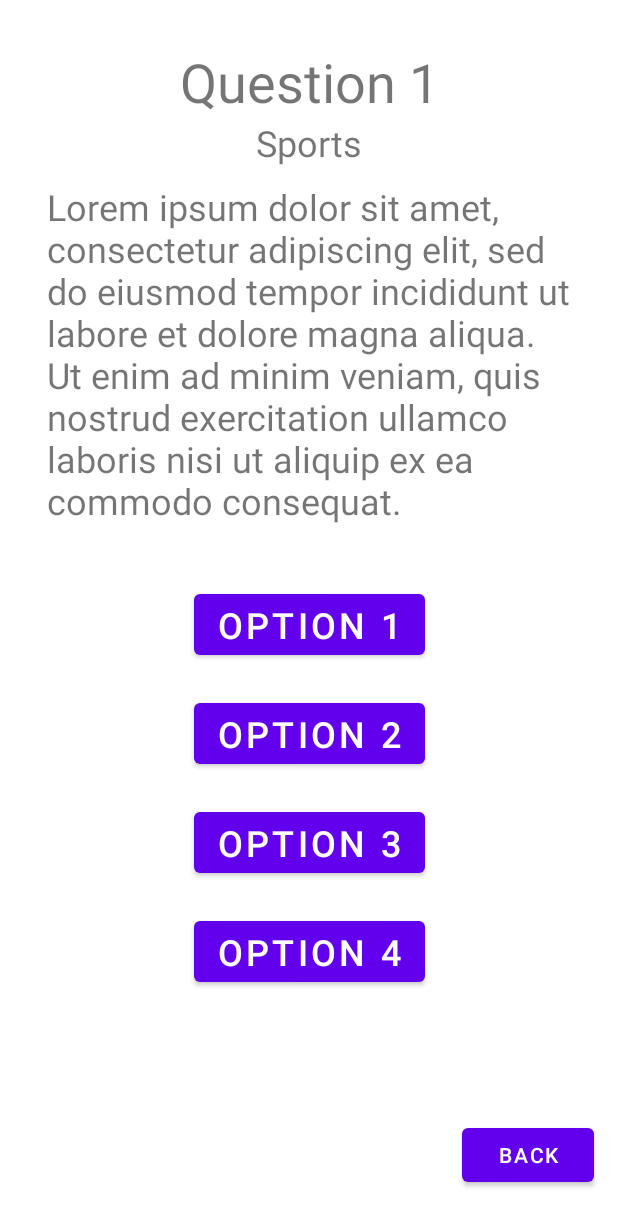
After one commit to trendywalnut/SourSalesman, an Android app: the Question1 screen opened directly, with no data from a screen before it, on a phone screen of 412 x 824 dp. The commit adds this screen. Shown: the top 1226 px of the screen. Run offline under Robolectric (Android 15) with nearby library versions, the phone set to English and light mode, and no system bars.

Commit message:
added navigation

```diff
--- a/QuizApp/app/build.gradle
+++ b/QuizApp/app/build.gradle
@@ -29,6 +29,9 @@ android {
     kotlinOptions {
         jvmTarget = '1.8'
     }
+    buildFeatures {
+        viewBinding true
+    }
 }
 
 dependencies {
@@ -37,6 +40,8 @@ dependencies {
     implementation 'androidx.appcompat:appcompat:1.4.1'
     implementation 'com.google.android.material:material:1.5.0'
     implementation 'androidx.constraintlayout:constraintlayout:2.1.3'
+    implementation 'androidx.navigation:navigation-fragment-ktx:2.4.1'
+    implementation 'androidx.navigation:navigation-ui-ktx:2.4.1'
     testImplementation 'junit:junit:4.13.2'
     androidTestImplementation 'androidx.test.ext:junit:1.1.3'
     androidTestImplementation 'androidx.test.espresso:espresso-core:3.4.0'
--- a/QuizApp/app/src/main/AndroidManifest.xml
+++ b/QuizApp/app/src/main/AndroidManifest.xml
@@ -10,6 +10,11 @@
         android:supportsRtl="true"
         android:theme="@style/Theme.QuizApp">
         <activity
+            android:name=".Question1"
+            android:exported="false"
+            android:label="@string/title_activity_question1"
+            android:theme="@style/Theme.QuizApp.NoActionBar" />
+        <activity
             android:name=".MainActivity"
             android:exported="true">
             <intent-filter>
--- /dev/null
+++ b/QuizApp/app/src/main/java/com/example/quizapp/Question1.kt
@@ -0,0 +1,23 @@
+package com.example.quizapp
+
+import android.os.Bundle
+import android.content.Intent
+import android.widget.Button
+import androidx.appcompat.app.AppCompatActivity
+
+class Question1 : AppCompatActivity() {
+    override fun onCreate(savedInstanceState: Bundle?) {
+        super.onCreate(savedInstanceState)
+        setContentView(R.layout.activity_question1)
+
+        title = "Question 1"
+        val button: Button = findViewById(R.id.backButton)
+        button.setOnClickListener{
+            val i = Intent(this@Question1, MainActivity::class.java)
+            startActivity(i)
+        }
+
+    }
+
+
+}
--- a/QuizApp/app/src/main/res/layout/activity_main.xml
+++ b/QuizApp/app/src/main/res/layout/activity_main.xml
@@ -29,14 +29,15 @@
         app:layout_constraintLeft_toLeftOf="parent"/>
 
     <Button
+        android:id="@+id/questionButton"
         android:layout_width="wrap_content"
         android:layout_height="wrap_content"
         android:layout_marginTop="50dp"
+        android:text="Answer today's questions"
         android:textSize="24dp"
-        android:text="Answer today's questions"
         app:layout_constraintLeft_toLeftOf="parent"
         app:layout_constraintRight_toRightOf="parent"
-        app:layout_constraintTop_toBottomOf="@+id/welcome"/>
+        app:layout_constraintTop_toBottomOf="@+id/welcome" />
 
     <Button
         android:layout_width="wrap_content"
--- /dev/null
+++ b/QuizApp/app/src/main/res/layout/activity_question1.xml
@@ -0,0 +1,97 @@
+<?xml version="1.0" encoding="utf-8"?>
+<androidx.constraintlayout.widget.ConstraintLayout xmlns:android="http://schemas.android.com/apk/res/android"
+    xmlns:tools="http://schemas.android.com/tools"
+    android:layout_width="match_parent"
+    android:layout_height="match_parent"
+    xmlns:app="http://schemas.android.com/apk/res-auto">
+
+    <TextView
+        android:id="@+id/question_number"
+        android:layout_width="wrap_content"
+        android:layout_height="wrap_content"
+        android:textSize="36sp"
+        android:text="Question 1"
+        android:layout_marginTop="30dp"
+        app:layout_constraintTop_toTopOf="parent"
+        app:layout_constraintLeft_toLeftOf="parent"
+        app:layout_constraintRight_toRightOf="parent"/>
+
+    <TextView
+        android:id="@+id/question_subject"
+        android:layout_width="wrap_content"
+        android:layout_height="wrap_content"
+        android:textSize="24sp"
+        android:text="Sports"
+        app:layout_constraintLeft_toLeftOf="parent"
+        app:layout_constraintRight_toRightOf="parent"
+        app:layout_constraintTop_toBottomOf="@+id/question_number"/>
+
+    <TextView
+        android:id="@+id/question_text"
+        android:layout_width="350dp"
+        android:layout_height="wrap_content"
+        android:layout_marginTop="10dp"
+        android:text="Lorem ipsum dolor sit amet, consectetur adipiscing elit, sed do eiusmod tempor incididunt ut labore et dolore magna aliqua. Ut enim ad minim veniam, quis nostrud exercitation ullamco laboris nisi ut aliquip ex ea commodo consequat. "
+        android:textSize="24sp"
+        app:layout_constraintLeft_toLeftOf="parent"
+        app:layout_constraintRight_toRightOf="parent"
+        app:layout_constraintTop_toBottomOf="@+id/question_subject"
+        tools:layout_editor_absoluteX="34dp" />
+
+    <Button
+        android:id="@+id/answer1"
+        android:layout_width="wrap_content"
+        android:layout_height="wrap_content"
+        android:textSize="24sp"
+        android:text="Option 1"
+        android:layout_marginTop="40dp"
+        app:layout_constraintLeft_toLeftOf="parent"
+        app:layout_constraintRight_toRightOf="parent"
+        app:layout_constraintTop_toBottomOf="@+id/question_text"/>
+
+    <Button
+        android:id="@+id/answer2"
+        android:layout_width="wrap_content"
+        android:layout_height="wrap_content"
+        android:textSize="24sp"
+        android:text="Option 2"
+        android:layout_marginTop="20dp"
+        app:layout_constraintLeft_toLeftOf="parent"
+        app:layout_constraintRight_toRightOf="parent"
+        app:layout_constraintTop_toBottomOf="@+id/answer1"/>
+
+    <Button
+        android:id="@+id/answer3"
+        android:layout_width="wrap_content"
+        android:layout_height="wrap_content"
+        android:textSize="24sp"
+        android:text="Option 3"
+        android:layout_marginTop="20dp"
+        app:layout_constraintLeft_toLeftOf="parent"
+        app:layout_constraintRight_toRightOf="parent"
+        app:layout_constraintTop_toBottomOf="@+id/answer2"/>
+
+    <Button
+        android:id="@+id/answer4"
+        android:layout_width="wrap_content"
+        android:layout_height="wrap_content"
+        android:textSize="24sp"
+        android:text="Option 4"
+        android:layout_marginTop="20dp"
+        app:layout_constraintLeft_toLeftOf="parent"
+        app:layout_constraintRight_toRightOf="parent"
+        app:layout_constraintTop_toBottomOf="@+id/answer3"/>
+
+    <Button
+        android:id="@+id/backButton"
+        android:layout_width="wrap_content"
+        android:layout_height="wrap_content"
+        android:text="Back"
+        app:layout_constraintBottom_toBottomOf="parent"
+        app:layout_constraintEnd_toEndOf="parent"
+        app:layout_constraintHorizontal_bias="0.95"
+        app:layout_constraintStart_toStartOf="parent"
+        app:layout_constraintTop_toTopOf="parent"
+        app:layout_constraintVertical_bias="0.961" />
+
+</androidx.constraintlayout.widget.ConstraintLayout>
--- /dev/null
+++ b/QuizApp/app/src/main/res/values-land/dimens.xml
@@ -0,0 +1,3 @@
+<resources>
+    <dimen name="fab_margin">48dp</dimen>
+</resources>
--- /dev/null
+++ b/QuizApp/app/src/main/res/values-w1240dp/dimens.xml
@@ -0,0 +1,3 @@
+<resources>
+    <dimen name="fab_margin">200dp</dimen>
+</resources>
--- /dev/null
+++ b/QuizApp/app/src/main/res/values-w600dp/dimens.xml
@@ -0,0 +1,3 @@
+<resources>
+    <dimen name="fab_margin">48dp</dimen>
+</resources>
--- /dev/null
+++ b/QuizApp/app/src/main/res/values/dimens.xml
@@ -0,0 +1,3 @@
+<resources>
+    <dimen name="fab_margin">16dp</dimen>
+</resources>
--- a/QuizApp/app/src/main/res/values/themes.xml
+++ b/QuizApp/app/src/main/res/values/themes.xml
@@ -13,4 +13,13 @@
         <item name="android:statusBarColor" tools:targetApi="l">?attr/colorPrimaryVariant</item>
         <!-- Customize your theme here. -->
     </style>
+
+    <style name="Theme.QuizApp.NoActionBar">
+        <item name="windowActionBar">false</item>
+        <item name="windowNoTitle">true</item>
+    </style>
+
+    <style name="Theme.QuizApp.AppBarOverlay" parent="ThemeOverlay.AppCompat.Dark.ActionBar" />
+
+    <style name="Theme.QuizApp.PopupOverlay" parent="ThemeOverlay.AppCompat.Light" />
 </resources>
```
Also changed, not shown: QuizApp/app/src/main/java/com/example/quizapp/FirstFragment.kt (added, +44 -0 lines), QuizApp/app/src/main/java/com/example/quizapp/MainActivity.kt (+10 -0 lines), QuizApp/app/src/main/java/com/example/quizapp/SecondFragment.kt (added, +44 -0 lines), QuizApp/app/src/main/res/layout/content_question1.xml (added, +19 -0 lines), QuizApp/app/src/main/res/layout/fragment_first.xml (added, +28 -0 lines), QuizApp/app/src/main/res/layout/fragment_second.xml (added, +27 -0 lines), QuizApp/app/src/main/res/navigation/nav_graph.xml (added, +28 -0 lines), QuizApp/app/src/main/res/navigation/nav_graph2.xml (added, +28 -0 lines), QuizApp/app/src/main/res/values/strings.xml (+9 -0 lines).
